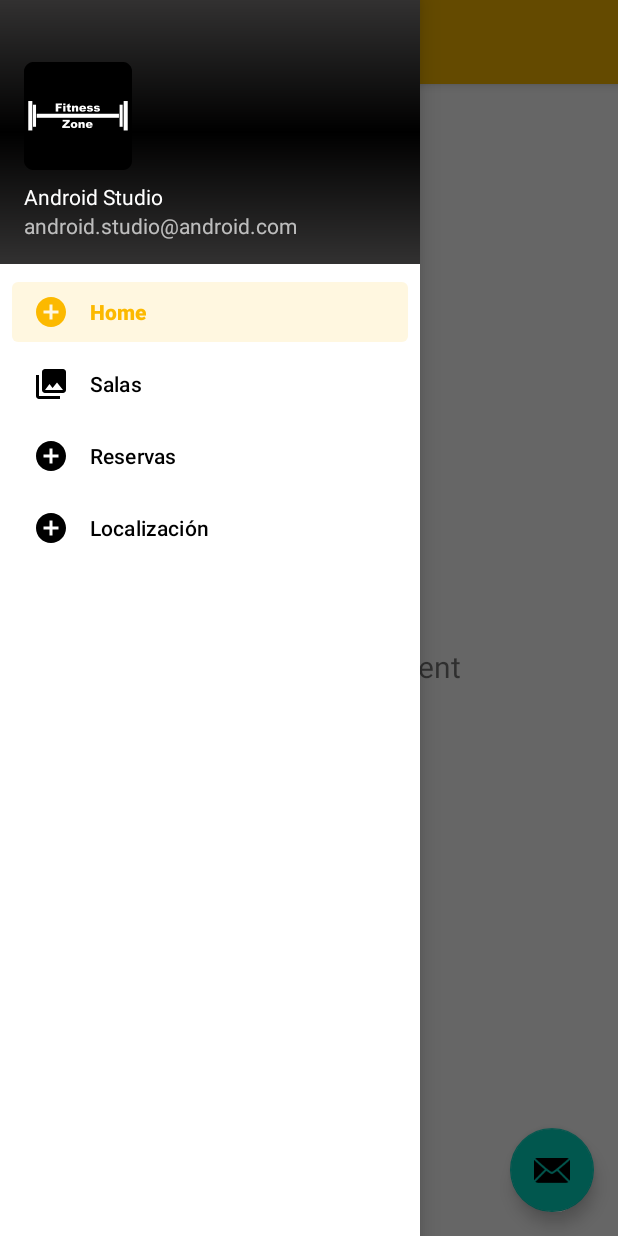
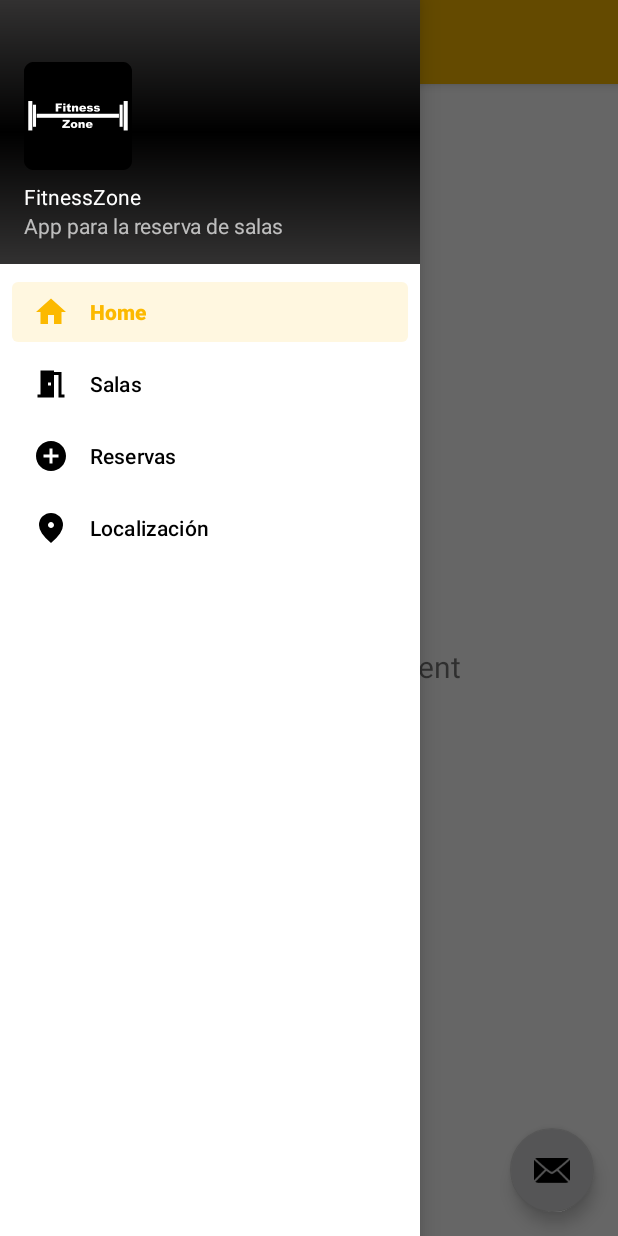
Before and after one commit to carloscl2001/FitnessZone-Andorid-App, an Android app: the screen it shows after launch (MainActivity), with the side drawer open, on a phone screen of 412 x 824 dp. Run offline under Robolectric (Android 15) with nearby library versions, the phone set to English and light mode, and no system bars; our stand-ins replace navigation-ui; 1 statement that could not run was skipped.

Commit message:
widget acabado

```diff
--- a/app/src/main/java/com/example/fitnesszone/MainActivity.kt
+++ b/app/src/main/java/com/example/fitnesszone/MainActivity.kt
@@ -11,7 +11,11 @@ import androidx.navigation.ui.setupActionBarWithNavController
 import androidx.navigation.ui.setupWithNavController
 import androidx.drawerlayout.widget.DrawerLayout
 import androidx.appcompat.app.AppCompatActivity
+import androidx.work.PeriodicWorkRequest
+import androidx.work.WorkManager
 import com.example.fitnesszone.databinding.ActivityMainBinding
+import com.example.fitnesszone.ui.reservas.ReservasFragment
+import java.util.concurrent.TimeUnit
 
 class MainActivity : AppCompatActivity() {
 
@@ -31,16 +35,30 @@ class MainActivity : AppCompatActivity() {
                 .setAction("Action", null)
                 .setAnchorView(R.id.fab).show()
         }
+
         val drawerLayout: DrawerLayout = binding.drawerLayout
         val navView: NavigationView = binding.navView
         val navController = findNavController(R.id.nav_host_fragment_content_main)
-        // Passing each menu ID as a set of Ids because each
-        // menu should be considered as top level destinations.
+
         appBarConfiguration = AppBarConfiguration(
             setOf(
                 R.id.nav_home, R.id.nav_salas, R.id.nav_reservas, R.id.nav_localizacion
             ), drawerLayout
         )
+
+        // Verifica si se ha pasado un nombre de fragmento como extra en el intento
+        val fragmento = intent.getStringExtra("fragmento")
+        if (fragmento != null && fragmento == "ReservaFragment") {
+            // Abre el fragmento de reserva
+            navController.navigate(R.id.nav_reservas)
+        }
+
+        //Actualiza el texto cada del widget cada minuto
+        val updateRequest = PeriodicWorkRequest.Builder(WorkerActualizarWidget::class.java, 15, TimeUnit.MINUTES)
+            .setInitialDelay(15, TimeUnit.MINUTES)  // El intervalo de tiempo mínimo para WorkManager es de 15 minutos.
+            .build()
+        WorkManager.getInstance(this).enqueue(updateRequest)
+
         setupActionBarWithNavController(navController, appBarConfiguration)
         navView.setupWithNavController(navController)
     }
@@ -55,4 +73,6 @@ class MainActivity : AppCompatActivity() {
         val navController = findNavController(R.id.nav_host_fragment_content_main)
         return navController.navigateUp(appBarConfiguration) || super.onSupportNavigateUp()
     }
+
+
 }
--- a/app/src/main/java/com/example/fitnesszone/MiWidgetDinamico.kt
+++ b/app/src/main/java/com/example/fitnesszone/MiWidgetDinamico.kt
@@ -18,7 +18,7 @@ import kotlin.random.Random
 // Clase utilitaria para funciones compartidas.
 object Utilidades {
     fun generarTextoAleatorio(): String {
-        val opciones = arrayOf("Hola", "¡Bienvenido!", "¿Qué tal?", "¡Hola mundo!")
+        val opciones = arrayOf("¡Semana de descuentos!", "¡Bienvenido!", "¡Muy pronto: nuevas salas!", "¡Lanzamiento exclusivo de TRX para principiantes!")
         return opciones[Random.nextInt(opciones.size)]
     }
 }
@@ -37,6 +37,7 @@ class MiWidgetDinamico : AppWidgetProvider() {
     fun actualizaWidget(contexto: Context, administradorAppWidget: AppWidgetManager, idAppWidget: Int){
         // Crea un intento para abrir MainActivity cuando se haga clic en el widget.
         val intento = Intent(contexto, MainActivity::class.java)
+        intento.putExtra("fragmento", "ReservaFragment")
         // Crea un PendingIntent que envuelve nuestro intento, necesario para que el clic funcione.
         val intencionPendiente = PendingIntent.getActivity(contexto, 0, intento, PendingIntent.FLAG_UPDATE_CURRENT or PendingIntent.FLAG_IMMUTABLE)
 
--- a/app/src/main/res/drawable/ic_menu_camera.xml
+++ /dev/null
@@ -1,8 +0,0 @@
-<vector xmlns:android="http://schemas.android.com/apk/res/android"
-    android:width="24dp"
-    android:height="24dp"
-    android:viewportWidth="24.0"
-    android:viewportHeight="24.0">
-
-    <path android:fillColor="@android:color/white" android:pathData="M12,2C6.48,2 2,6.48 2,12s4.48,10 10,10 10,-4.48 10,-10S17.52,2 12,2zM17,13h-4v4h-2v-4L7,13v-2h4L11,7h2v4h4v2z"/>
-</vector>
--- a/app/src/main/res/drawable/ic_menu_gallery.xml
+++ /dev/null
@@ -1,9 +0,0 @@
-<vector xmlns:android="http://schemas.android.com/apk/res/android"
-    android:width="24dp"
-    android:height="24dp"
-    android:viewportWidth="24.0"
-    android:viewportHeight="24.0">
-    <path
-        android:fillColor="#FF000000"
-        android:pathData="M22,16V4c0,-1.1 -0.9,-2 -2,-2H8c-1.1,0 -2,0.9 -2,2v12c0,1.1 0.9,2 2,2h12c1.1,0 2,-0.9 2,-2zm-11,-4l2.03,2.71L16,11l4,5H8l3,-4zM2,6v14c0,1.1 0.9,2 2,2h14v-2H4V6H2z" />
-</vector>
--- /dev/null
+++ b/app/src/main/res/drawable/ic_menu_home.xml
@@ -0,0 +1,5 @@
+<vector android:height="24dp" android:tint="@android:color/black"
+    android:viewportHeight="24" android:viewportWidth="24"
+    android:width="24dp" xmlns:android="http://schemas.android.com/apk/res/android">
+    <path android:fillColor="@android:color/black" android:pathData="M10,20v-6h4v6h5v-8h3L12,3 2,12h3v8z"/>
+</vector>
--- /dev/null
+++ b/app/src/main/res/drawable/ic_menu_localizacion.xml
@@ -0,0 +1,10 @@
+<vector xmlns:android="http://schemas.android.com/apk/res/android"
+    android:width="24dp"
+    android:height="24dp"
+    android:viewportWidth="960"
+    android:viewportHeight="960"
+    android:tint="?attr/colorControlNormal">
+  <path
+      android:fillColor="@android:color/white"
+      android:pathData="M480,480Q513,480 536.5,456.5Q560,433 560,400Q560,367 536.5,343.5Q513,320 480,320Q447,320 423.5,343.5Q400,367 400,400Q400,433 423.5,456.5Q447,480 480,480ZM480,880Q319,743 239.5,625.5Q160,508 160,408Q160,258 256.5,169Q353,80 480,80Q607,80 703.5,169Q800,258 800,408Q800,508 720.5,625.5Q641,743 480,880Z"/>
+</vector>
--- /dev/null
+++ b/app/src/main/res/drawable/ic_menu_salas.xml
@@ -0,0 +1,5 @@
+<vector android:height="24dp" android:tint="@android:color/black"
+    android:viewportHeight="24" android:viewportWidth="24"
+    android:width="24dp" xmlns:android="http://schemas.android.com/apk/res/android">
+    <path android:fillColor="@android:color/white" android:pathData="M14,6v15L3,21v-2h2L5,3h9v1h5v15h2v2h-4L17,6h-3zM10,11v2h2v-2h-2z"/>
+</vector>
--- a/app/src/main/res/menu/activity_main_drawer.xml
+++ b/app/src/main/res/menu/activity_main_drawer.xml
@@ -6,11 +6,11 @@
     <group android:checkableBehavior="single">
         <item
             android:id="@+id/nav_home"
-            android:icon="@drawable/ic_menu_reservas"
+            android:icon="@drawable/ic_menu_home"
             android:title="@string/menu_home" />
         <item
             android:id="@+id/nav_salas"
-            android:icon="@drawable/ic_menu_gallery"
+            android:icon="@drawable/ic_menu_salas"
             android:title="@string/menu_salas" />
         <item
             android:id="@+id/nav_reservas"
@@ -19,7 +19,7 @@
 
         <item
             android:id="@+id/nav_localizacion"
-            android:icon="@drawable/ic_menu_camera"
+            android:icon="@drawable/ic_menu_localizacion"
             android:title="@string/menu_localizacion" />
     </group>
 </menu>
--- a/app/src/main/res/values/colors.xml
+++ b/app/src/main/res/values/colors.xml
@@ -1,12 +1,7 @@
 <?xml version="1.0" encoding="utf-8"?>
 <resources>
     <color name="naranja">#FCB900</color>
-    <color name="teal_200">#FF03DAC5</color>
-    <color name="teal_700">#FF018786</color>
     <color name="black">#000000</color>
     <color name="white">#FFFFFFFF</color>
-    <color name="light_blue_50">#FFE1F5FE</color>
-    <color name="light_blue_200">#FF81D4FA</color>
-    <color name="light_blue_600">#FF039BE5</color>
-    <color name="light_blue_900">#FF01579B</color>
+    <color name="gris">#D9D9D9</color>
 </resources>
--- a/app/src/main/res/values/strings.xml
+++ b/app/src/main/res/values/strings.xml
@@ -2,15 +2,15 @@
     <string name="app_name">FitnessZone</string>
     <string name="navigation_drawer_open">Open navigation drawer</string>
     <string name="navigation_drawer_close">Close navigation drawer</string>
-    <string name="nav_header_title">Android Studio</string>
-    <string name="nav_header_subtitle">android.studio@android.com</string>
+    <string name="nav_header_title">FitnessZone</string>
+    <string name="nav_header_subtitle">App para la reserva de salas</string>
     <string name="nav_header_desc">Navigation header</string>
-    <string name="action_settings">Settings</string>
 
     <string name="menu_home">Home</string>
     <string name="menu_salas">Salas</string>
     <string name="menu_reservas">Reservas</string>
     <string name="menu_localizacion">Localización</string>
+
     <string name="appwidget_text">Noticias</string>
     <string name="add_widget">Últimas noticias</string>
     <string name="app_widget_description">Widget de FitnessZone para estar informado de las últimas noticias</string>
```
